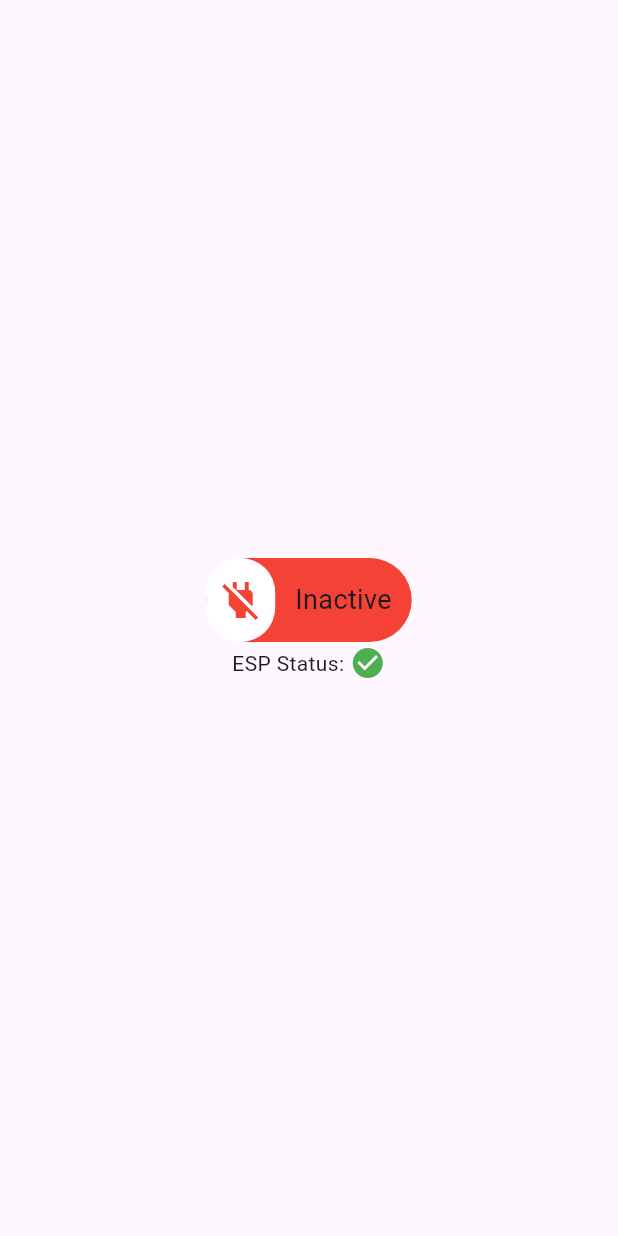
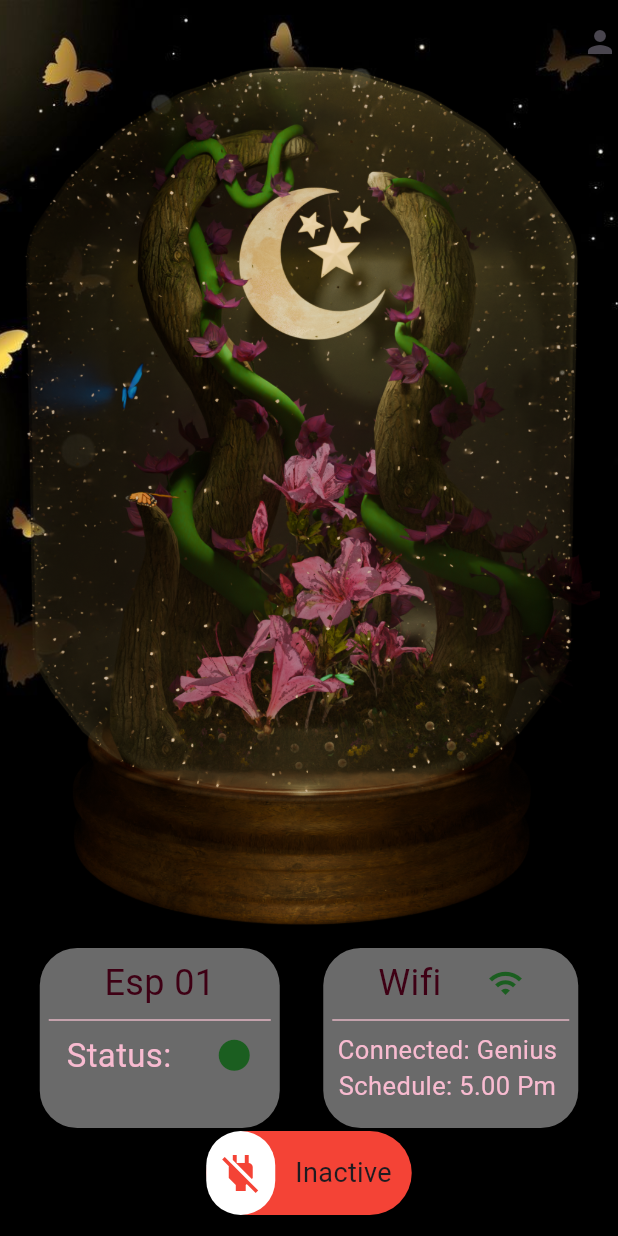
Before and after one commit to Gee-gee4/bulb_app, a Flutter app: the screen it shows after launch, on a phone screen of 412 x 824 dp. Run offline on Flutter 3.47's test engine with Material 3 defaults, Android fonts, the phone set to English and light mode, and no system bars; drawn by our look-alikes of animated_toggle_switch; network calls fail.

Commit message:
found background color

```diff
--- a/lib/pages/bulb_page.dart
+++ b/lib/pages/bulb_page.dart
@@ -1,3 +1,4 @@
+import 'package:bulb_app/widgets/color_hex.dart';
 import 'package:bulb_app/widgets/my_button.dart';
 import 'package:flutter/material.dart';
 
@@ -12,11 +13,127 @@ class _BulbPageState extends State<BulbPage> {
   @override
   Widget build(BuildContext context) {
     return Scaffold(
-      body: Column(
-        mainAxisAlignment: MainAxisAlignment.center,
+      extendBody: true,
+      extendBodyBehindAppBar: true,
+      appBar: AppBar(
+        backgroundColor: Colors.transparent,
+        elevation: 0,
+        actions: [Icon(Icons.person)],
+      ),
+      body: Stack(
         children: [
-          Center(child: MyButton()),
+          // New base background image
+          Positioned.fill(
+            child: Image.asset('assets/jelly/butter.jpeg', fit: BoxFit.cover),
+          ),
+          Padding(
+            padding: const EdgeInsets.all(12.0),
+            child: Column(
+              // mainAxisAlignment: MainAxisAlignment.center,
+              children: [
+                Spacer(),
+                SizedBox(
+                  height: 600,
+                  width: double.infinity,
+                  child: Image.asset(
+                    'assets/jelly/0027.png',
+                    fit: BoxFit.cover,
+                  ),
+                ),
 
+                Row(
+                  mainAxisAlignment: MainAxisAlignment.spaceAround,
+                  children: [
+                    Container(
+                      height: 120,
+                      width: 160,
+                      decoration: BoxDecoration(
+                        borderRadius: BorderRadius.circular(25),
+                        color: Colors.grey[600]?.withAlpha((0.9 * 255).round()),
+                      ),
+                      child: Padding(
+                        padding: const EdgeInsets.all(6.0),
+                        child: Column(
+                          children: [
+                            Text(
+                              'Esp 01',
+                              style: TextStyle(
+                                fontSize: 24,
+                                color: hexToColor('3e0014'),
+                              ),
+                            ),
+                            Divider(color: hexToColor('e2b4c1')),
+                            Row(
+                              mainAxisAlignment: MainAxisAlignment.spaceAround,
+                              children: [
+                                Text(
+                                  'Status: ',
+                                  style: TextStyle(
+                                    fontSize: 22,
+                                    color: Colors.pink[100],
+                                  ),
+                                ),
+                                Icon(
+                                  Icons.circle,
+                                  color: Colors.green[900],
+                                  size: 25,
+                                ),
+                              ],
+                            ),
+                          ],
+                        ),
+                      ),
+                    ),
+                    Container(
+                      height: 120,
+                      width: 170,
+                      decoration: BoxDecoration(
+                        borderRadius: BorderRadius.circular(25),
+                        color: Colors.grey[600]?.withAlpha((0.9 * 255).round()),
+                      ),
+                      child: Padding(
+                        padding: const EdgeInsets.all(6.0),
+                        child: Column(
+                          children: [
+                            Row(
+                              mainAxisAlignment: MainAxisAlignment.spaceEvenly,
+                              children: [
+                                Text(
+                                  'Wifi',
+                                  style: TextStyle(
+                                    fontSize: 24,
+                                    color: hexToColor('3e0014'),
+                                  ),
+                                ),
+                                Icon(Icons.wifi, color: Colors.green[900]),
+                              ],
+                            ),
+                            Divider(color: hexToColor('e2b4c1')),
+                            Text(
+                              'Connected: Genius ',
+                              style: TextStyle(
+                                fontSize: 17,
+                                color: Colors.pink[100],
+                              ),
+                            ),
+                            Text(
+                              'Schedule: 5.00 Pm ',
+                              style: TextStyle(
+                                fontSize: 17,
+                                color: Colors.pink[100],
+                              ),
+                            ),
+                          ],
+                        ),
+                      ),
+                    ),
+                  ],
+                ),
+
+                MyButton(),
+              ],
+            ),
+          ),
         ],
       ),
     );
--- a/lib/widgets/my_button.dart
+++ b/lib/widgets/my_button.dart
@@ -97,15 +97,18 @@ class _ButtonState extends State<MyButton> {
                 ),
               ),
         ),
-        Row(
-          mainAxisAlignment: MainAxisAlignment.center,
-          children: [
-            Text("ESP Status: "),
-            Icon(
-              isLoading ? Icons.sync : Icons.check_circle,
-              color: isLoading ? Colors.orange : Colors.green,
-            ),
-          ],
+      ],
+    );
+  }
+
+  Row myRowStatus() {
+    return Row(
+      mainAxisAlignment: MainAxisAlignment.center,
+      children: [
+        Text("Status: "),
+        Icon(
+          isLoading ? Icons.sync : Icons.check_circle,
+          color: isLoading ? Colors.orange : Colors.green,
         ),
       ],
     );
```
Also changed, not shown: assets/jelly/0027.png (added), assets/jelly/butter.jpeg (added), assets/jelly/tree.jpg (deleted).
